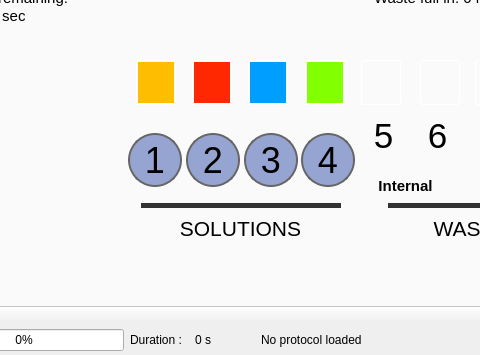
First picture: the form in apps/Lab-on-a-tip/Lab-on-a-tip.ui, repository bellonemauro/Labonatip2.0, before the edit; both pictures show x 343 to 823 and y 486 to 841 of the 1388 by 841 pixel window.
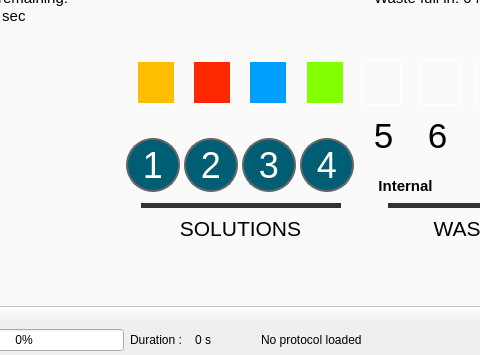
Second picture: the form after the edit. The open tabs and pages were chosen to show the change. Icons and pictures are not drawn.

Commit message: added a droplet icon to try buttons

The edit to the form file:
```diff
--- a/apps/Lab-on-a-tip/Lab-on-a-tip.ui
+++ b/apps/Lab-on-a-tip/Lab-on-a-tip.ui
@@ -149,8 +149,8 @@
         <rect>
          <x>0</x>
          <y>0</y>
-         <width>858</width>
-         <height>737</height>
+         <width>946</width>
+         <height>740</height>
         </rect>
        </property>
        <layout class="QGridLayout" name="gridLayout_2">
@@ -191,8 +191,8 @@
             <rect>
              <x>0</x>
              <y>0</y>
-             <width>978</width>
-             <height>668</height>
+             <width>976</width>
+             <height>676</height>
             </rect>
            </property>
            <layout class="QGridLayout" name="gridLayout">
@@ -920,452 +920,6 @@
                    </item>
                   </layout>
                  </widget>
-                 <widget class="QFrame" name="widget_sol4">
-                  <property name="geometry">
-                   <rect>
-                    <x>628</x>
-                    <y>175</y>
-                    <width>60</width>
-                    <height>60</height>
-                   </rect>
-                  </property>
-                  <property name="minimumSize">
-                   <size>
-                    <width>0</width>
-                    <height>0</height>
-                   </size>
-                  </property>
-                  <property name="maximumSize">
-                   <size>
-                    <width>60</width>
-                    <height>60</height>
-                   </size>
-                  </property>
-                  <property name="styleSheet">
-                   <string notr="true"> background-color: rgb(250, 250, 250);
-border-color: rgb(250, 250, 250);</string>
-                  </property>
-                  <layout class="QGridLayout" name="gridLayout_16">
-                   <property name="leftMargin">
-                    <number>0</number>
-                   </property>
-                   <property name="topMargin">
-                    <number>0</number>
-                   </property>
-                   <property name="rightMargin">
-                    <number>0</number>
-                   </property>
-                   <property name="bottomMargin">
-                    <number>0</number>
-                   </property>
-                   <property name="spacing">
-                    <number>0</number>
-                   </property>
-                   <item row="1" column="0">
-                    <widget class="QPushButton" name="pushButton_solution4">
-                     <property name="sizePolicy">
-                      <sizepolicy hsizetype="Expanding" vsizetype="Expanding">
-                       <horstretch>0</horstretch>
-                       <verstretch>0</verstretch>
-                      </sizepolicy>
-                     </property>
-                     <property name="maximumSize">
-                      <size>
-                       <width>54</width>
-                       <height>54</height>
-                      </size>
-                     </property>
-                     <property name="font">
-                      <font>
-                       <family>Arial</family>
-                       <pointsize>-1</pointsize>
-                      </font>
-                     </property>
-                     <property name="toolTip">
-                      <string>&lt;html&gt;&lt;head/&gt;&lt;body&gt;&lt;p&gt;Start the flow of solution, press again to stop.&lt;/p&gt;&lt;/body&gt;&lt;/html&gt;</string>
-                     </property>
-                     <property name="whatsThis">
-                      <string>&lt;html&gt;&lt;head/&gt;&lt;body&gt;&lt;p&gt;Pump solution 4&lt;br/&gt;&lt;br/&gt;The solutions in the well 1 will be released &lt;br/&gt;for the &lt;span style=&quot; font-style:italic;&quot;&gt;t&lt;/span&gt; seconds, expressed in the field delivery time. &lt;/p&gt;&lt;p&gt;Push again to stop the flow.&lt;/p&gt;&lt;/body&gt;&lt;/html&gt;</string>
-                     </property>
-                     <property name="styleSheet">
-                      <string notr="true"> QPushButton {
-     border: 2px solid #666666;
-     border-radius: 27px;
-	 font-size: 36px;
-     font-family: &quot;Arial&quot;;
-     max-width:50px;
-     max-height:50px;
-     background-color:#96a4D2;
-
- }
-
-
- QPushButton:pressed {
-     background-color: qlineargradient(x1: 0, y1: 0, x2: 0, y2: 1,
-                                       stop: 0 #f6f7fa, stop: 1 #f6ffFF);
- }
-
-
-QPushButton:checked{ 
-     background-color: #85CD83; }
-
-
-QPushButton:disabled{ background-color: #CCCCCC; }
-
- QPushButton:flat {
-     border: none; /* no border for a flat push button */
- }
-
- QPushButton:default {
-     border-color: navy; /* make the default button prominent */
- }</string>
-                     </property>
-                     <property name="text">
-                      <string>4</string>
-                     </property>
-                     <property name="iconSize">
-                      <size>
-                       <width>50</width>
-                       <height>50</height>
-                      </size>
-                     </property>
-                     <property name="checkable">
-                      <bool>true</bool>
-                     </property>
-                     <property name="checked">
-                      <bool>false</bool>
-                     </property>
-                     <property name="autoDefault">
-                      <bool>false</bool>
-                     </property>
-                     <property name="flat">
-                      <bool>false</bool>
-                     </property>
-                    </widget>
-                   </item>
-                  </layout>
-                 </widget>
-                 <widget class="QFrame" name="widget_sol3">
-                  <property name="geometry">
-                   <rect>
-                    <x>571</x>
-                    <y>175</y>
-                    <width>60</width>
-                    <height>60</height>
-                   </rect>
-                  </property>
-                  <property name="maximumSize">
-                   <size>
-                    <width>60</width>
-                    <height>60</height>
-                   </size>
-                  </property>
-                  <property name="styleSheet">
-                   <string notr="true"> background-color: rgb(250, 250, 250);
-border-color: rgb(235, 240, 235);
-</string>
-                  </property>
-                  <layout class="QGridLayout" name="gridLayout_17">
-                   <property name="leftMargin">
-                    <number>0</number>
-                   </property>
-                   <property name="topMargin">
-                    <number>0</number>
-                   </property>
-                   <property name="rightMargin">
-                    <number>0</number>
-                   </property>
-                   <property name="bottomMargin">
-                    <number>0</number>
-                   </property>
-                   <property name="spacing">
-                    <number>0</number>
-                   </property>
-                   <item row="1" column="0">
-                    <widget class="QPushButton" name="pushButton_solution3">
-                     <property name="sizePolicy">
-                      <sizepolicy hsizetype="Expanding" vsizetype="Expanding">
-                       <horstretch>0</horstretch>
-                       <verstretch>0</verstretch>
-                      </sizepolicy>
-                     </property>
-                     <property name="maximumSize">
-                      <size>
-                       <width>54</width>
-                       <height>54</height>
-                      </size>
-                     </property>
-                     <property name="toolTip">
-                      <string>&lt;html&gt;&lt;head/&gt;&lt;body&gt;&lt;p&gt;Start the flow of solution, press again to stop.&lt;/p&gt;&lt;/body&gt;&lt;/html&gt;</string>
-                     </property>
-                     <property name="whatsThis">
-                      <string>&lt;html&gt;&lt;head/&gt;&lt;body&gt;&lt;p&gt;Pump solution 3&lt;br/&gt;&lt;br/&gt;The solutions in the well 1 will be released &lt;br/&gt;for the &lt;span style=&quot; font-style:italic;&quot;&gt;t&lt;/span&gt; seconds, expressed in the field delivery time. &lt;/p&gt;&lt;p&gt;Push again to stop the flow.&lt;/p&gt;&lt;/body&gt;&lt;/html&gt;</string>
-                     </property>
-                     <property name="styleSheet">
-                      <string notr="true"> QPushButton {
-     border: 2px solid #666666;
-     border-radius: 27px;
-	 font-size: 36px;
-     font-family: &quot;Arial&quot;;
-     max-width:50px;
-     max-height:50px;
-     background-color:#96a4D2;
-
- }
-
-
- QPushButton:pressed {
-     background-color: qlineargradient(x1: 0, y1: 0, x2: 0, y2: 1,
-                                       stop: 0 #f6f7fa, stop: 1 #f6ffFF);
- }
-
-
-QPushButton:checked{ 
-     background-color: #85CD83; }
-
-
-QPushButton:disabled{ background-color: #CCCCCC; }
-
- QPushButton:flat {
-     border: none; /* no border for a flat push button */
- }
-
- QPushButton:default {
-     border-color: navy; /* make the default button prominent */
- }</string>
-                     </property>
-                     <property name="text">
-                      <string>3</string>
-                     </property>
-                     <property name="iconSize">
-                      <size>
-                       <width>50</width>
-                       <height>50</height>
-                      </size>
-                     </property>
-                     <property name="checkable">
-                      <bool>true</bool>
-                     </property>
-                     <property name="flat">
-                      <bool>false</bool>
-                     </property>
-                    </widget>
-                   </item>
-                  </layout>
-                 </widget>
-                 <widget class="QFrame" name="widget_sol2">
-                  <property name="geometry">
-                   <rect>
-                    <x>513</x>
-                    <y>175</y>
-                    <width>60</width>
-                    <height>60</height>
-                   </rect>
-                  </property>
-                  <property name="maximumSize">
-                   <size>
-                    <width>60</width>
-                    <height>60</height>
-                   </size>
-                  </property>
-                  <property name="styleSheet">
-                   <string notr="true"> background-color: rgb(250, 250, 250);
-border-color: rgb(235, 240, 235);</string>
-                  </property>
-                  <layout class="QGridLayout" name="gridLayout_18">
-                   <property name="leftMargin">
-                    <number>0</number>
-                   </property>
-                   <property name="topMargin">
-                    <number>0</number>
-                   </property>
-                   <property name="rightMargin">
-                    <number>0</number>
-                   </property>
-                   <property name="bottomMargin">
-                    <number>0</number>
-                   </property>
-                   <property name="spacing">
-                    <number>0</number>
-                   </property>
-                   <item row="1" column="0">
-                    <widget class="QPushButton" name="pushButton_solution2">
-                     <property name="sizePolicy">
-                      <sizepolicy hsizetype="Expanding" vsizetype="Expanding">
-                       <horstretch>0</horstretch>
-                       <verstretch>0</verstretch>
-                      </sizepolicy>
-                     </property>
-                     <property name="maximumSize">
-                      <size>
-                       <width>54</width>
-                       <height>54</height>
-                      </size>
-                     </property>
-                     <property name="toolTip">
-                      <string>&lt;html&gt;&lt;head/&gt;&lt;body&gt;&lt;p&gt;Start the flow of solution, press again to stop.&lt;/p&gt;&lt;/body&gt;&lt;/html&gt;</string>
-                     </property>
-                     <property name="whatsThis">
-                      <string>&lt;html&gt;&lt;head/&gt;&lt;body&gt;&lt;p&gt;Pump solution 2&lt;br/&gt;&lt;br/&gt;The solutions in the well 1 will be released &lt;br/&gt;for the &lt;span style=&quot; font-style:italic;&quot;&gt;t&lt;/span&gt; seconds, expressed in the field delivery time. &lt;/p&gt;&lt;p&gt;Push again to stop the flow.&lt;/p&gt;&lt;/body&gt;&lt;/html&gt;</string>
-                     </property>
-                     <property name="styleSheet">
-                      <string notr="true"> QPushButton {
-     border: 2px solid #666666;
-     border-radius: 27px;
-	 font-size: 36px;
-     font-family: &quot;Arial&quot;;
-     max-width:50px;
-     max-height:50px;
-     background-color:#96a4D2;
-
- }
-
-
- QPushButton:pressed {
-     background-color: qlineargradient(x1: 0, y1: 0, x2: 0, y2: 1,
-                                       stop: 0 #f6f7fa, stop: 1 #f6ffFF);
- }
-
-
-QPushButton:checked{ 
-     background-color: #85CD83; }
-
-
-QPushButton:disabled{ background-color: #CCCCCC; }
-
- QPushButton:flat {
-     border: none; /* no border for a flat push button */
- }
-
- QPushButton:default {
-     border-color: navy; /* make the default button prominent */
- }</string>
-                     </property>
-                     <property name="text">
-                      <string>2</string>
-                     </property>
-                     <property name="iconSize">
-                      <size>
-                       <width>50</width>
-                       <height>50</height>
-                      </size>
-                     </property>
-                     <property name="checkable">
-                      <bool>true</bool>
-                     </property>
-                     <property name="flat">
-                      <bool>false</bool>
-                     </property>
-                    </widget>
-                   </item>
-                  </layout>
-                 </widget>
-                 <widget class="QFrame" name="widget_sol1">
-                  <property name="geometry">
-                   <rect>
-                    <x>455</x>
-                    <y>175</y>
-                    <width>60</width>
-                    <height>60</height>
-                   </rect>
-                  </property>
-                  <property name="maximumSize">
-                   <size>
-                    <width>70</width>
-                    <height>70</height>
-                   </size>
-                  </property>
-                  <property name="styleSheet">
-                   <string notr="true"> background-color: rgb(250, 250, 250);
-border-color: rgb(235, 240, 235);</string>
-                  </property>
-                  <layout class="QGridLayout" name="gridLayout_19">
-                   <property name="leftMargin">
-                    <number>0</number>
-                   </property>
-                   <property name="topMargin">
-                    <number>0</number>
-                   </property>
-                   <property name="rightMargin">
-                    <number>0</number>
-                   </property>
-                   <property name="bottomMargin">
-                    <number>0</number>
-                   </property>
-                   <property name="spacing">
-                    <number>0</number>
-                   </property>
-                   <item row="1" column="1">
-                    <widget class="QPushButton" name="pushButton_solution1">
-                     <property name="sizePolicy">
-                      <sizepolicy hsizetype="Expanding" vsizetype="Expanding">
-                       <horstretch>0</horstretch>
-                       <verstretch>0</verstretch>
-                      </sizepolicy>
-                     </property>
-                     <property name="maximumSize">
-                      <size>
-                       <width>54</width>
-                       <height>54</height>
-                      </size>
-                     </property>
-                     <property name="toolTip">
-                      <string>&lt;html&gt;&lt;head/&gt;&lt;body&gt;&lt;p&gt;Start the flow of solution, press again to stop.&lt;/p&gt;&lt;/body&gt;&lt;/html&gt;</string>
-                     </property>
-                     <property name="whatsThis">
-                      <string>&lt;html&gt;&lt;head/&gt;&lt;body&gt;&lt;p&gt;Pump solution 1&lt;br/&gt;&lt;br/&gt;The solutions in the well 1 will be released &lt;br/&gt;for the &lt;span style=&quot; font-style:italic;&quot;&gt;t&lt;/span&gt; seconds, expressed in the field delivery time. &lt;/p&gt;&lt;p&gt;Push again to stop the flow.&lt;/p&gt;&lt;/body&gt;&lt;/html&gt;</string>
-                     </property>
-                     <property name="styleSheet">
-                      <string notr="true"> QPushButton {
-     border: 2px solid #666666;
-     border-radius: 27px;
-	 font-size: 36px;
-     font-family: &quot;Arial&quot;;
-     max-width:50px;
-     max-height:50px;
-     background-color:#96a4D2;
-}
-
-
- QPushButton:pressed {
-     background-color: qlineargradient(x1: 0, y1: 0, x2: 0, y2: 1,
-                                       stop: 0 #f6f7fa, stop: 1 #f6ffFF);
- }
-
-
-QPushButton:checked{ 
-     background-color: #85CD83; }
-
-
-QPushButton:disabled{ background-color: #CCCCCC; }
-
- QPushButton:flat {
-     border: none; /* no border for a flat push button */
- }
-
- QPushButton:default {
-     border-color: navy; /* make the default button prominent */
- }</string>
-                     </property>
-                     <property name="text">
-                      <string>1</string>
-                     </property>
-                     <property name="iconSize">
-                      <size>
-                       <width>50</width>
-                       <height>50</height>
-                      </size>
-                     </property>
-                     <property name="checkable">
-                      <bool>true</bool>
-                     </property>
-                     <property name="flat">
-                      <bool>false</bool>
-                     </property>
-                    </widget>
-                   </item>
-                  </layout>
-                 </widget>
                  <widget class="QLabel" name="label_GW_sw">
                   <property name="geometry">
                    <rect>
@@ -1663,6 +1217,243 @@
                    <set>Qt::AlignCenter</set>
                   </property>
                  </widget>
+                 <widget class="QGroupBox" name="groupBox_12">
+                  <property name="geometry">
+                   <rect>
+                    <x>450</x>
+                    <y>170</y>
+                    <width>241</width>
+                    <height>71</height>
+                   </rect>
+                  </property>
+                  <property name="styleSheet">
+                   <string notr="true"> QPushButton {
+     border: 2px solid #666666;
+     border-radius: 27px;
+	 font-size: 36px;
+     font-family: &quot;Arial&quot;;
+     max-width:50px;
+     max-height:50px;
+     background-color:#005E74;
+     color:#FFFFFF;
+
+}
+
+
+ QPushButton:pressed {
+     background-color: qlineargradient(x1: 0, y1: 0, x2: 0, y2: 1,
+                                       stop: 0 #f6f7fa, stop: 1 #f6ffFF);
+ }
+
+
+QPushButton:checked{ 
+     background-color: #85CD83; 
+    color: #85CD83;
+     border-image: url(:/icons/droplet.png);
+
+}
+
+
+QPushButton:disabled{ background-color: #CCCCCC; }
+
+ QPushButton:flat {
+     border: none; /* no border for a flat push button */
+ }
+
+ QPushButton:default {
+     border-color: navy; /* make the default button prominent */
+ }</string>
+                  </property>
+                  <property name="title">
+                   <string/>
+                  </property>
+                  <layout class="QHBoxLayout" name="horizontalLayout_2">
+                   <property name="spacing">
+                    <number>0</number>
+                   </property>
+                   <property name="leftMargin">
+                    <number>0</number>
+                   </property>
+                   <property name="rightMargin">
+                    <number>0</number>
+                   </property>
+                   <property name="bottomMargin">
+                    <number>0</number>
+                   </property>
+                   <item>
+                    <widget class="QPushButton" name="pushButton_solution1">
+                     <property name="sizePolicy">
+                      <sizepolicy hsizetype="Expanding" vsizetype="Expanding">
+                       <horstretch>0</horstretch>
+                       <verstretch>0</verstretch>
+                      </sizepolicy>
+                     </property>
+                     <property name="maximumSize">
+                      <size>
+                       <width>54</width>
+                       <height>54</height>
+                      </size>
+                     </property>
+                     <property name="toolTip">
+                      <string>&lt;html&gt;&lt;head/&gt;&lt;body&gt;&lt;p&gt;Start the flow of solution, press again to stop.&lt;/p&gt;&lt;/body&gt;&lt;/html&gt;</string>
+                     </property>
+                     <property name="whatsThis">
+                      <string>&lt;html&gt;&lt;head/&gt;&lt;body&gt;&lt;p&gt;Pump solution 1&lt;br/&gt;&lt;br/&gt;The solutions in the well 1 will be released &lt;br/&gt;for the &lt;span style=&quot; font-style:italic;&quot;&gt;t&lt;/span&gt; seconds, expressed in the field delivery time. &lt;/p&gt;&lt;p&gt;Push again to stop the flow.&lt;/p&gt;&lt;/body&gt;&lt;/html&gt;</string>
+                     </property>
+                     <property name="styleSheet">
+                      <string notr="true"/>
+                     </property>
+                     <property name="text">
+                      <string>1</string>
+                     </property>
+                     <property name="iconSize">
+                      <size>
+                       <width>50</width>
+                       <height>50</height>
+                      </size>
+                     </property>
+                     <property name="checkable">
+                      <bool>true</bool>
+                     </property>
+                     <property name="flat">
+                      <bool>false</bool>
+                     </property>
+                    </widget>
+                   </item>
+                   <item>
+                    <widget class="QPushButton" name="pushButton_solution2">
+                     <property name="sizePolicy">
+                      <sizepolicy hsizetype="Expanding" vsizetype="Expanding">
+                       <horstretch>0</horstretch>
+                       <verstretch>0</verstretch>
+                      </sizepolicy>
+                     </property>
+                     <property name="maximumSize">
+                      <size>
+                       <width>54</width>
+                       <height>54</height>
+                      </size>
+                     </property>
+                     <property name="toolTip">
+                      <string>&lt;html&gt;&lt;head/&gt;&lt;body&gt;&lt;p&gt;Start the flow of solution, press again to stop.&lt;/p&gt;&lt;/body&gt;&lt;/html&gt;</string>
+                     </property>
+                     <property name="whatsThis">
+                      <string>&lt;html&gt;&lt;head/&gt;&lt;body&gt;&lt;p&gt;Pump solution 2&lt;br/&gt;&lt;br/&gt;The solutions in the well 1 will be released &lt;br/&gt;for the &lt;span style=&quot; font-style:italic;&quot;&gt;t&lt;/span&gt; seconds, expressed in the field delivery time. &lt;/p&gt;&lt;p&gt;Push again to stop the flow.&lt;/p&gt;&lt;/body&gt;&lt;/html&gt;</string>
+                     </property>
+                     <property name="styleSheet">
+                      <string notr="true"/>
+                     </property>
+                     <property name="text">
+                      <string>2</string>
+                     </property>
+                     <property name="iconSize">
+                      <size>
+                       <width>50</width>
+                       <height>50</height>
+                      </size>
+                     </property>
+                     <property name="checkable">
+                      <bool>true</bool>
+                     </property>
+                     <property name="flat">
+                      <bool>false</bool>
+                     </property>
+                    </widget>
+                   </item>
+                   <item>
+                    <widget class="QPushButton" name="pushButton_solution3">
+                     <property name="sizePolicy">
+                      <sizepolicy hsizetype="Expanding" vsizetype="Expanding">
+                       <horstretch>0</horstretch>
+                       <verstretch>0</verstretch>
+                      </sizepolicy>
+                     </property>
+                     <property name="maximumSize">
+                      <size>
+                       <width>54</width>
+                       <height>54</height>
+                      </size>
+                     </property>
+                     <property name="toolTip">
+                      <string>&lt;html&gt;&lt;head/&gt;&lt;body&gt;&lt;p&gt;Start the flow of solution, press again to stop.&lt;/p&gt;&lt;/body&gt;&lt;/html&gt;</string>
+                     </property>
+                     <property name="whatsThis">
+                      <string>&lt;html&gt;&lt;head/&gt;&lt;body&gt;&lt;p&gt;Pump solution 3&lt;br/&gt;&lt;br/&gt;The solutions in the well 1 will be released &lt;br/&gt;for the &lt;span style=&quot; font-style:italic;&quot;&gt;t&lt;/span&gt; seconds, expressed in the field delivery time. &lt;/p&gt;&lt;p&gt;Push again to stop the flow.&lt;/p&gt;&lt;/body&gt;&lt;/html&gt;</string>
+                     </property>
+                     <property name="styleSheet">
+                      <string notr="true"/>
+                     </property>
+                     <property name="text">
+                      <string>3</string>
+                     </property>
+                     <property name="iconSize">
+                      <size>
+                       <width>50</width>
+                       <height>50</height>
+                      </size>
+                     </property>
+                     <property name="checkable">
+                      <bool>true</bool>
+                     </property>
+                     <property name="flat">
+                      <bool>false</bool>
+                     </property>
+                    </widget>
+                   </item>
+                   <item>
+                    <widget class="QPushButton" name="pushButton_solution4">
+                     <property name="sizePolicy">
+                      <sizepolicy hsizetype="Expanding" vsizetype="Expanding">
+                       <horstretch>0</horstretch>
+                       <verstretch>0</verstretch>
+                      </sizepolicy>
+                     </property>
+                     <property name="maximumSize">
+                      <size>
+                       <width>54</width>
+                       <height>54</height>
+                      </size>
+                     </property>
+                     <property name="font">
+                      <font>
+                       <family>Arial</family>
+                       <pointsize>-1</pointsize>
+                      </font>
+                     </property>
+                     <property name="toolTip">
+                      <string>&lt;html&gt;&lt;head/&gt;&lt;body&gt;&lt;p&gt;Start the flow of solution, press again to stop.&lt;/p&gt;&lt;/body&gt;&lt;/html&gt;</string>
+                     </property>
+                     <property name="whatsThis">
+                      <string>&lt;html&gt;&lt;head/&gt;&lt;body&gt;&lt;p&gt;Pump solution 4&lt;br/&gt;&lt;br/&gt;The solutions in the well 1 will be released &lt;br/&gt;for the &lt;span style=&quot; font-style:italic;&quot;&gt;t&lt;/span&gt; seconds, expressed in the field delivery time. &lt;/p&gt;&lt;p&gt;Push again to stop the flow.&lt;/p&gt;&lt;/body&gt;&lt;/html&gt;</string>
+                     </property>
+                     <property name="styleSheet">
+                      <string notr="true"/>
+                     </property>
+                     <property name="text">
+                      <string>4</string>
+                     </property>
+                     <property name="iconSize">
+                      <size>
+                       <width>50</width>
+                       <height>50</height>
+                      </size>
+                     </property>
+                     <property name="checkable">
+                      <bool>true</bool>
+                     </property>
+                     <property name="checked">
+                      <bool>false</bool>
+                     </property>
+                     <property name="autoDefault">
+                      <bool>false</bool>
+                     </property>
+                     <property name="flat">
+                      <bool>false</bool>
+                     </property>
+                    </widget>
+                   </item>
+                  </layout>
+                 </widget>
                  <zorder>textEdit_emptyTime</zorder>
                  <zorder>progressBar_recircOut</zorder>
                  <zorder>progressBar_solution3</zorder>
```
Left out of the diff: 15 changed lines with no effect on the pictures. The commit also changes 2 other files.
